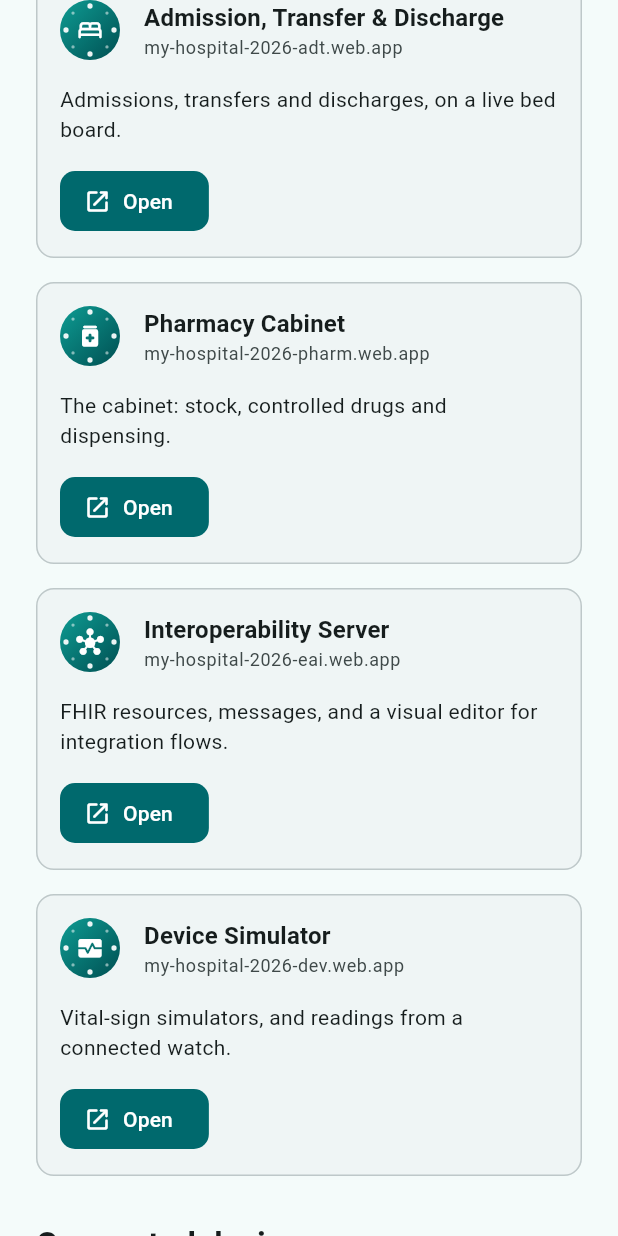
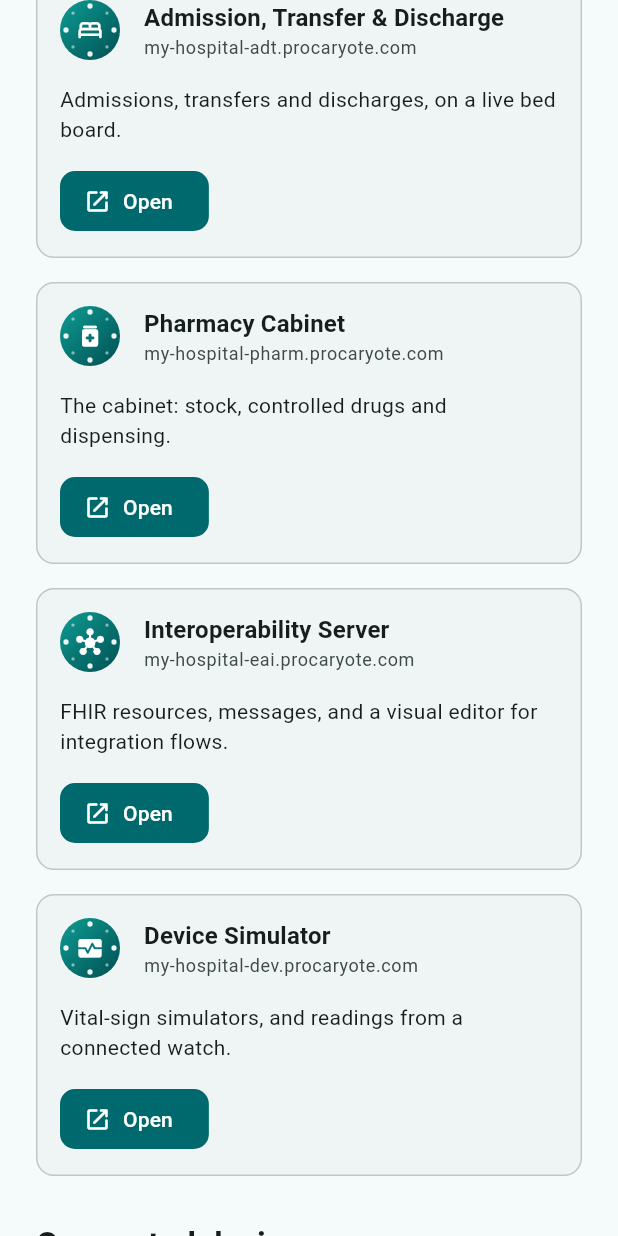
Before and after one commit to LucaProcaryote/my-hospital, a Flutter app: the screen it shows after launch, scrolled down 576 dp, on a phone screen of 412 x 824 dp. Run offline on Flutter 3.47's test engine with Material 3 defaults, Android fonts, the phone set to English and light mode, and no system bars; our stand-ins replace firebase_auth, firebase_core, shared_preferences; accounts and stored records are empty.

Commit message:
Publish on the procaryote.com domain
A custom domain is attached to a Hosting site rather than renaming it, so the
site id in .firebaserc is deliberately unchanged and the .web.app address keeps
working. Only the published address changes.

The full mapping, the console and DNS steps, and the Authorised-domains
correction are in Dev_Central/FIREBASE.md.

Co-Authored-By: Claude Opus 5 <noreply@anthropic.com>
Claude-Session: https://claude.ai/code/session_019rEQKArfLF2E9rPSANjsT8

```diff
--- a/lib/src/launch_targets.dart
+++ b/lib/src/launch_targets.dart
@@ -28,11 +28,11 @@ class LaunchTargets {
   final String? auth;
 
   static const Map<HospitalApp, String> defaultUrls = <HospitalApp, String>{
-    HospitalApp.ehr: 'https://my-hospital-2026-ehr.web.app',
-    HospitalApp.adt: 'https://my-hospital-2026-adt.web.app',
-    HospitalApp.pharm: 'https://my-hospital-2026-pharm.web.app',
-    HospitalApp.eai: 'https://my-hospital-2026-eai.web.app',
-    HospitalApp.device: 'https://my-hospital-2026-dev.web.app',
+    HospitalApp.ehr: 'https://my-hospital-ehr.procaryote.com',
+    HospitalApp.adt: 'https://my-hospital-adt.procaryote.com',
+    HospitalApp.pharm: 'https://my-hospital-pharm.procaryote.com',
+    HospitalApp.eai: 'https://my-hospital-eai.procaryote.com',
+    HospitalApp.device: 'https://my-hospital-dev.procaryote.com',
   };
 
   /// The query-string key that overrides each application's URL.
```
Also changed, not shown: 2 other files.
